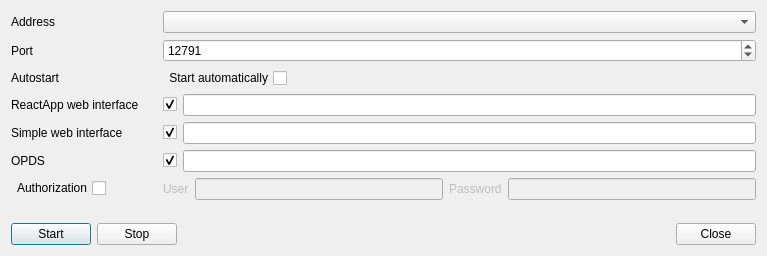
This is src/home/flibrary/gui/dialogs/OpdsDialog.ui in heimdallr/books as Qt 5 draws it before an edit. The edited form follows.
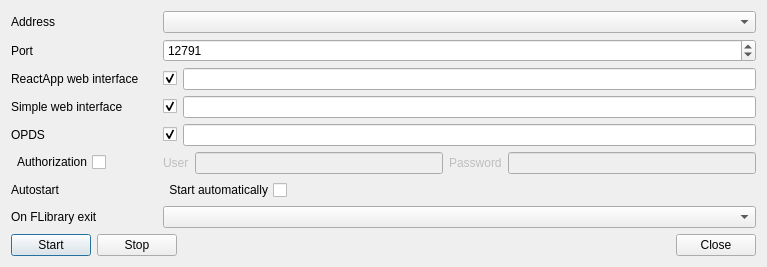
This is the edited form. Icons and pictures are not drawn.

```diff
--- a/src/home/flibrary/gui/dialogs/OpdsDialog.ui
+++ b/src/home/flibrary/gui/dialogs/OpdsDialog.ui
@@ -7,7 +7,7 @@
     <x>0</x>
     <y>0</y>
     <width>767</width>
-    <height>256</height>
+    <height>266</height>
    </rect>
   </property>
   <property name="sizePolicy">
@@ -25,8 +25,18 @@
      <property name="horizontalSpacing">
       <number>24</number>
      </property>
+     <item row="0" column="0">
+      <widget class="QLabel" name="label_5">
+       <property name="text">
+        <string>Address</string>
+       </property>
+      </widget>
+     </item>
+     <item row="0" column="1">
+      <widget class="QComboBox" name="comboBoxHosts"/>
+     </item>
      <item row="1" column="0">
-      <widget class="QLabel" name="label">
+      <widget class="QLabel" name="labelPort">
        <property name="text">
         <string>Port</string>
        </property>
@@ -42,17 +52,7 @@
        </property>
       </widget>
      </item>
-     <item row="0" column="0">
-      <widget class="QLabel" name="label_5">
-       <property name="text">
-        <string>Address</string>
-       </property>
-      </widget>
-     </item>
-     <item row="0" column="1">
-      <widget class="QComboBox" name="comboBoxHosts"/>
-     </item>
-     <item row="3" column="0">
+     <item row="2" column="0">
       <widget class="QLabel" name="labelSite">
        <property name="text">
         <string notr="true">ReactApp web interface</string>
@@ -68,7 +68,108 @@
        </property>
       </widget>
      </item>
-     <item row="7" column="1">
+     <item row="2" column="1">
+      <layout class="QHBoxLayout" name="_6">
+       <item>
+        <widget class="QCheckBox" name="checkBoxReactApp">
+         <property name="text">
+          <string notr="true"/>
+         </property>
+         <property name="checked">
+          <bool>true</bool>
+         </property>
+        </widget>
+       </item>
+       <item>
+        <widget class="QLineEdit" name="lineEditReactApp"/>
+       </item>
+      </layout>
+     </item>
+     <item row="3" column="0">
+      <widget class="QLabel" name="labelWeb">
+       <property name="text">
+        <string notr="true">Simple web interface</string>
+       </property>
+       <property name="textFormat">
+        <enum>Qt::TextFormat::RichText</enum>
+       </property>
+       <property name="openExternalLinks">
+        <bool>true</bool>
+       </property>
+       <property name="textInteractionFlags">
+        <set>Qt::TextInteractionFlag::TextBrowserInteraction</set>
+       </property>
+      </widget>
+     </item>
+     <item row="3" column="1">
+      <layout class="QHBoxLayout" name="_8">
+       <item>
+        <widget class="QCheckBox" name="checkBoxSimpleWeb">
+         <property name="text">
+          <string notr="true"/>
+         </property>
+         <property name="checked">
+          <bool>true</bool>
+         </property>
+        </widget>
+       </item>
+       <item>
+        <widget class="QLineEdit" name="lineEditSimpleWeb">
+         <property name="readOnly">
+          <bool>true</bool>
+         </property>
+        </widget>
+       </item>
+      </layout>
+     </item>
+     <item row="4" column="0">
+      <widget class="QLabel" name="labelOpds">
+       <property name="text">
+        <string notr="true">OPDS</string>
+       </property>
+       <property name="textFormat">
+        <enum>Qt::TextFormat::RichText</enum>
+       </property>
+       <property name="openExternalLinks">
+        <bool>true</bool>
+       </property>
+       <property name="textInteractionFlags">
+        <set>Qt::TextInteractionFlag::TextBrowserInteraction</set>
+       </property>
+      </widget>
+     </item>
+     <item row="4" column="1">
+      <layout class="QHBoxLayout" name="_9">
+       <item>
+        <widget class="QCheckBox" name="checkBoxOpds">
+         <property name="text">
+          <string notr="true"/>
+         </property>
+         <property name="checked">
+          <bool>true</bool>
+         </property>
+        </widget>
+       </item>
+       <item>
+        <widget class="QLineEdit" name="lineEditOpds">
+         <property name="readOnly">
+          <bool>true</bool>
+         </property>
+        </widget>
+       </item>
+      </layout>
+     </item>
+     <item row="5" column="0">
+      <widget class="QCheckBox" name="checkBoxAuth">
+       <property name="layoutDirection">
+        <enum>Qt::LayoutDirection::RightToLeft</enum>
+       </property>
+       <property name="text">
+        <string>Authorization</string>
+       </property>
+      </widget>
+     </item>
+     <item row="5" column="1">
       <widget class="QWidget" name="auth" native="true">
        <property name="enabled">
         <bool>false</bool>
@@ -113,17 +214,7 @@
        </layout>
       </widget>
      </item>
-     <item row="7" column="0">
-      <widget class="QCheckBox" name="checkBoxAuth">
-       <property name="layoutDirection">
-        <enum>Qt::LayoutDirection::RightToLeft</enum>
-       </property>
-       <property name="text">
-        <string>Authorization</string>
-       </property>
-      </widget>
-     </item>
-     <item row="2" column="1">
+     <item row="6" column="1">
       <layout class="QHBoxLayout" name="_7">
        <item>
         <widget class="QCheckBox" name="checkBoxAddToSturtup">
@@ -150,103 +241,22 @@
        </item>
       </layout>
      </item>
-     <item row="2" column="0">
+     <item row="6" column="0">
       <widget class="QLabel" name="label_2">
        <property name="text">
         <string>Autostart</string>
        </property>
       </widget>
      </item>
-     <item row="3" column="1">
-      <layout class="QHBoxLayout" name="_6">
-       <item>
-        <widget class="QCheckBox" name="checkBoxReactApp">
-         <property name="text">
-          <string notr="true"/>
-         </property>
-         <property name="checked">
-          <bool>true</bool>
-         </property>
-        </widget>
-       </item>
-       <item>
-        <widget class="QLineEdit" name="lineEditReactApp"/>
-       </item>
-      </layout>
-     </item>
-     <item row="4" column="1">
-      <layout class="QHBoxLayout" name="_8">
-       <item>
-        <widget class="QCheckBox" name="checkBoxSimpleWeb">
-         <property name="text">
-          <string notr="true"/>
-         </property>
-         <property name="checked">
-          <bool>true</bool>
-         </property>
-        </widget>
-       </item>
-       <item>
-        <widget class="QLineEdit" name="lineEditSimpleWeb">
-         <property name="readOnly">
-          <bool>true</bool>
-         </property>
-        </widget>
-       </item>
-      </layout>
-     </item>
-     <item row="4" column="0">
-      <widget class="QLabel" name="labelWeb">
+     <item row="7" column="0">
+      <widget class="QLabel" name="labelOnExit">
        <property name="text">
-        <string notr="true">Simple web interface</string>
+        <string>On FLibrary exit</string>
        </property>
-       <property name="textFormat">
-        <enum>Qt::TextFormat::RichText</enum>
-       </property>
-       <property name="openExternalLinks">
-        <bool>true</bool>
-       </property>
-       <property name="textInteractionFlags">
-        <set>Qt::TextInteractionFlag::TextBrowserInteraction</set>
-       </property>
       </widget>
      </item>
-     <item row="5" column="1">
-      <layout class="QHBoxLayout" name="_9">
-       <item>
-        <widget class="QCheckBox" name="checkBoxOpds">
-         <property name="text">
-          <string notr="true"/>
-         </property>
-         <property name="checked">
-          <bool>true</bool>
-         </property>
-        </widget>
-       </item>
-       <item>
-        <widget class="QLineEdit" name="lineEditOpds">
-         <property name="readOnly">
-          <bool>true</bool>
-         </property>
-        </widget>
-       </item>
-      </layout>
-     </item>
-     <item row="5" column="0">
-      <widget class="QLabel" name="labelOpds">
-       <property name="text">
-        <string notr="true">OPDS</string>
-       </property>
-       <property name="textFormat">
-        <enum>Qt::TextFormat::RichText</enum>
-       </property>
-       <property name="openExternalLinks">
-        <bool>true</bool>
-       </property>
-       <property name="textInteractionFlags">
-        <set>Qt::TextInteractionFlag::TextBrowserInteraction</set>
-       </property>
-      </widget>
+     <item row="7" column="1">
+      <widget class="QComboBox" name="comboBoxOnExit"/>
      </item>
     </layout>
    </item>
```
Left out of the diff: 32 changed lines with no effect on the pictures.
